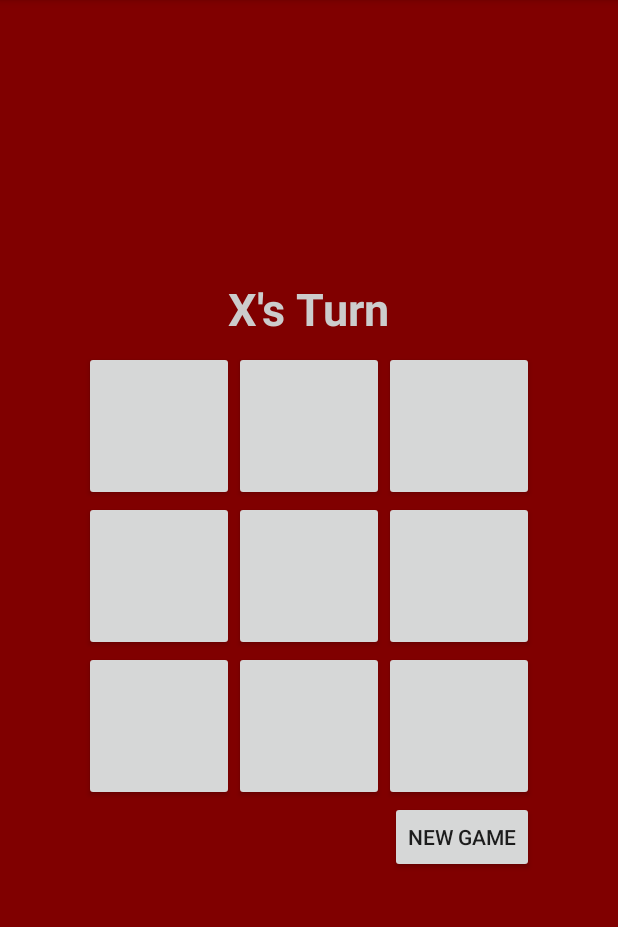
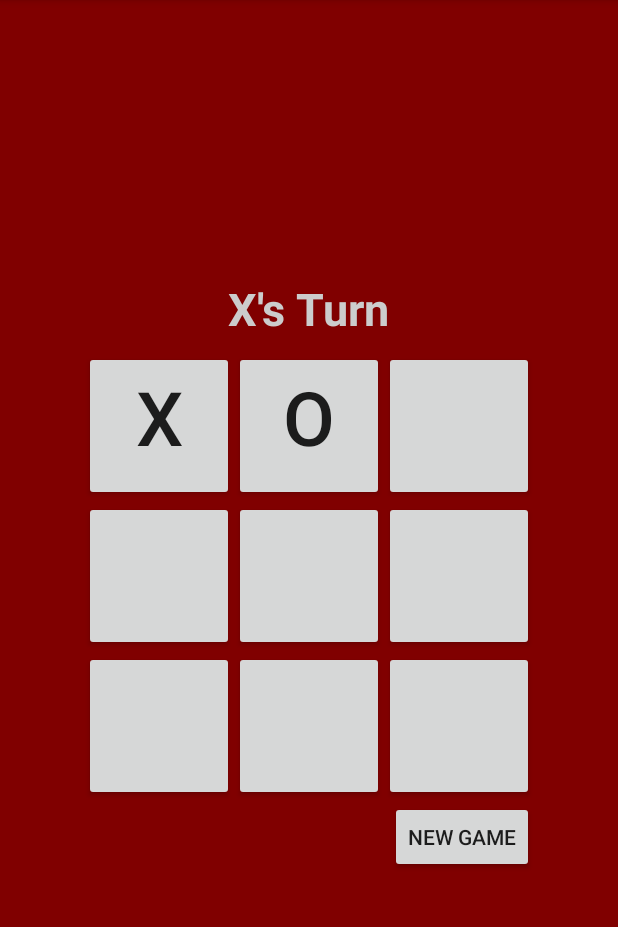
Before and after one commit to AdrianosullivanUL/Android, an Android app: the screen it shows after launch (MainActivity), after a tap on an icon or button, on a phone screen of 412 x 824 dp, the part 84-1011 px from its top. Run offline under Robolectric (Android 15) with nearby library versions, the phone set to English and light mode, and no system bars; 2 other taps on this screen came first.

Commit message:
Added Controller

```diff
--- a/TicTacToe/app/src/main/java/ie/ul/adrianosullivan/tictactoe/MainActivity.java
+++ b/TicTacToe/app/src/main/java/ie/ul/adrianosullivan/tictactoe/MainActivity.java
@@ -4,23 +4,60 @@ import android.support.v7.app.AppCompatActivity;
 import android.os.Bundle;
 import android.util.Log;
 import android.view.View;
+import android.widget.Button;
+import android.widget.TextView;
 import android.widget.Toast;
 
 public class MainActivity extends AppCompatActivity {
 
     private TicTacToeGame mGame;
+    private TextView mGameStateTextView;
+    private Button[] mButtons;
+    String tagAsString;
+    int tagAsInt;
     @Override
     protected void onCreate(Bundle savedInstanceState) {
         super.onCreate(savedInstanceState);
         setContentView(R.layout.activity_main);
 
         mGame   = new TicTacToeGame(this);
+        mGameStateTextView = findViewById(R.id.game_state_textview);
+        mButtons = new Button[TicTacToeGame.NUM_SQUARES];
+        mButtons[0] = findViewById(R.id.button0);
+        mButtons[1] = findViewById(R.id.button1);
+        mButtons[2] = findViewById(R.id.button2);
+        mButtons[3] = findViewById(R.id.button3);
+        mButtons[4] = findViewById(R.id.button4);
+        mButtons[5] = findViewById(R.id.button5);
+        mButtons[6] = findViewById(R.id.button6);
+        mButtons[7] = findViewById(R.id.button7);
+        mButtons[8] = findViewById(R.id.button8);
+        updateView();
+
     }
+
+    private void updateView() {
+        mGameStateTextView.setText(mGame.stringForGameState());
+        // add x/o to button
+        for (int i=0;i < TicTacToeGame.NUM_SQUARES;i++)
+        {
+            mButtons[i].setText(mGame.stringForButtonAtIndex(i));
+        }
+    }
+    public void pressedNewGame(View view)
+    {
+        mGame = new TicTacToeGame(this);
+        updateView();
+
+    }
+
     public void pressedSquare (View view) {
-        String tagAsString = view.getTag().toString();
-        int tagAsInt = Integer.parseInt(tagAsString);
+         tagAsString = view.getTag().toString();
+         tagAsInt = Integer.parseInt(tagAsString);
         //Log.d("TTT", "You pressed index " + tagAsInt);
-        //Toast.makeText(this, "You pressed index " + tagAsInt, Toast.LENGTH_SHORT).show();
+        Toast.makeText(this, "You pressed index " + tagAsInt, Toast.LENGTH_SHORT).show();
+        mGame.pressedButtonAtIndex(tagAsInt);
+        updateView();
     }
     public void pressNewGame (View view)
     {
```
